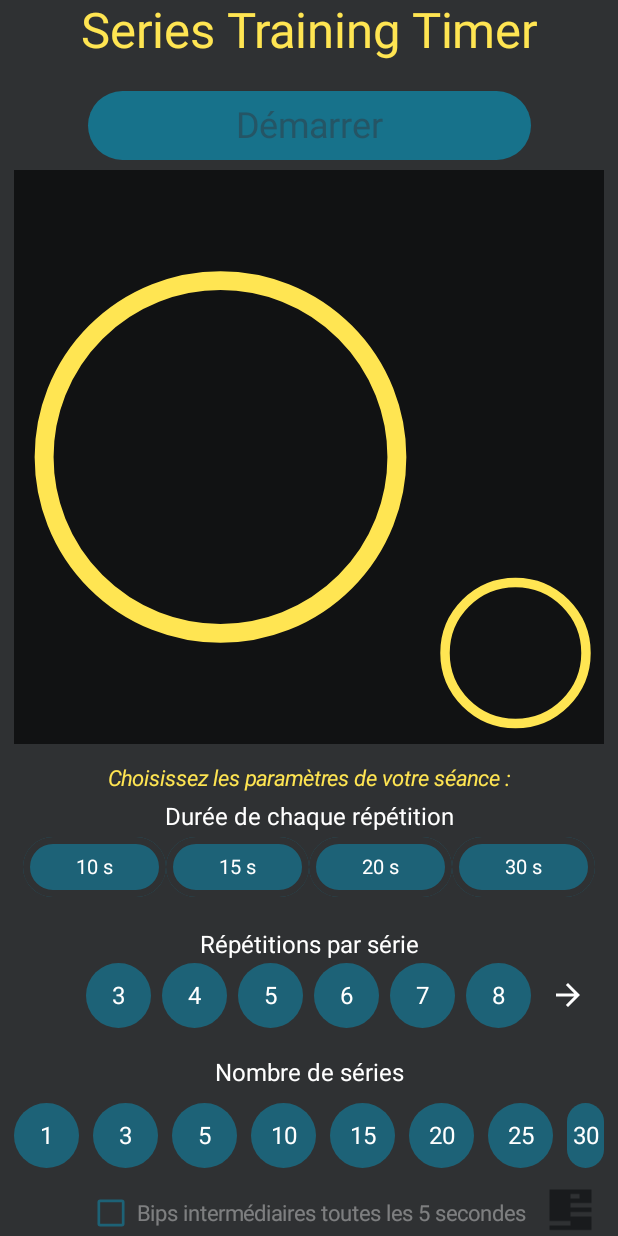
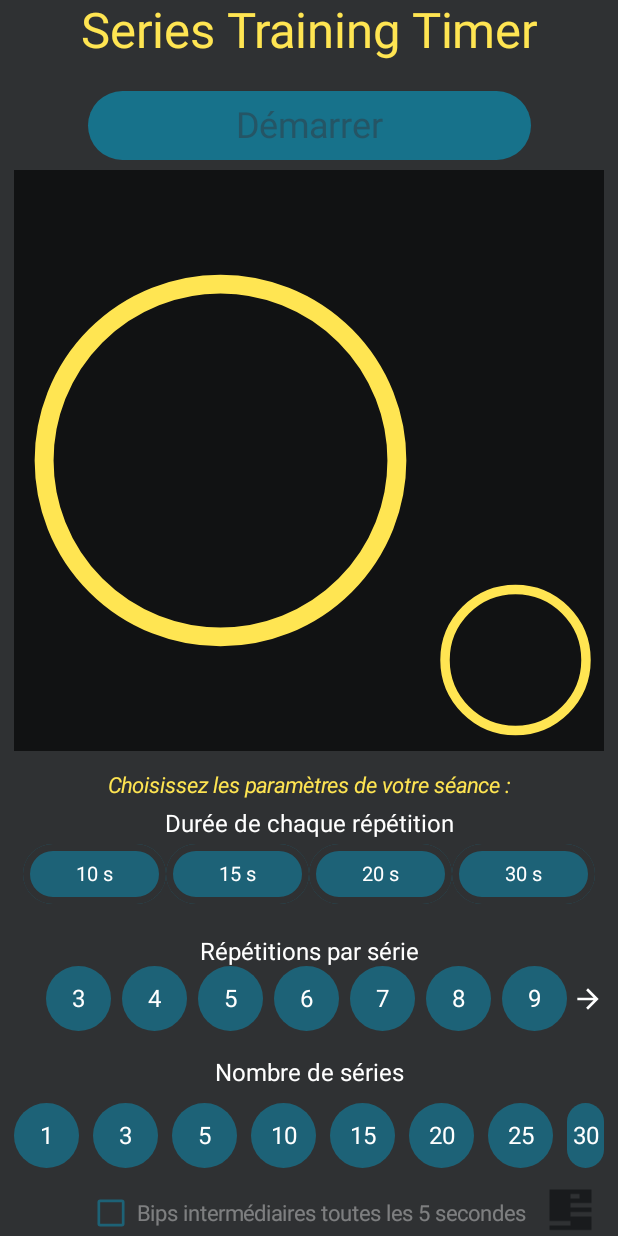
Before and after one commit to schmouk/ArcheryTrainingTimer, an Android app built with Jetpack Compose: the screen it shows after launch (MainActivity), on a phone screen of 412 x 824 dp. Run offline under Robolectric (Android 15) with nearby library versions, the phone set to English and light mode, and no system bars.

Commit message:
fix too-wide repetitions list missing arrow #109
Completed. Tested on 4 devices.

```diff
--- a/ArcheryTrainingTimer/app/src/main/java/com/github/schmouk/archerytrainingtimer/MainActivity.kt
+++ b/ArcheryTrainingTimer/app/src/main/java/com/github/schmouk/archerytrainingtimer/MainActivity.kt
@@ -523,6 +523,16 @@
             ) {
                 val coroutineScope = rememberCoroutineScope()
 
+                // Standard IconButton size (Material guidelines suggest 48.dp touch target)
+                val arrowButtonSizeDp = deviceScaling(24).dp
+
+                /*
+                // Use the density to convert Dp to Px
+                val arrowButtonSizeInPx = with(LocalDensity.current) {
+                    arrowButtonSizeDp.toPx()
+                }
+                */
+
                 // Derived states to determine if arrows should be shown
                 // canScrollBackward is true if the first item is not fully visible at the start
                 val canScrollBackward by remember {
@@ -541,15 +551,12 @@
                             // If the last visible item's index is less than the total number of items - 1
                             // OR if the last visible item is not fully occupying the viewport width at its end
                             val viewportWidth = repetitionsListState.layoutInfo.viewportSize.width
-                            lastVisibleItem.index < repetitionRange.size - 1 || lastVisibleItem.offset + lastVisibleItem.size < repetitionsListState.layoutInfo.viewportSize.width
+                            lastVisibleItem.index < repetitionRange.size - 1 || lastVisibleItem.offset + lastVisibleItem.size > viewportWidth
                         } else {
                             repetitionRange.isNotEmpty() // True if there are items but no layout info yet (initial state before first scroll/layout)
                         }
                     }
                 }
-
-                // Standard IconButton size (Material guidelines suggest 48.dp touch target)
-                val arrowButtonSize = 48.dp
 
                 Row(
                     verticalAlignment = Alignment.CenterVertically,
@@ -558,7 +565,7 @@
                     // --- Left Arrow ---
                     Box(
                         modifier = Modifier
-                            .size(arrowButtonSize), // Occupy space whether visible or not to help layout
+                            .size(arrowButtonSizeDp), // Occupy space whether visible or not to help layout
                         contentAlignment = Alignment.Center // Center the AnimatedVisibility content within the Box
                     ) {
                         androidx.compose.animation.AnimatedVisibility(
@@ -655,7 +662,7 @@
                     // --- Right Arrow ---
                     Box(
                         modifier = Modifier
-                            .size(arrowButtonSize), // Occupy space whether visible or not
+                            .size(arrowButtonSizeDp), // Occupy space whether visible or not
                         contentAlignment = Alignment.Center // Center the AnimatedVisibility content
                     ) {
                         androidx.compose.animation.AnimatedVisibility(
@@ -1094,7 +1101,7 @@
                                 val arcTopLeftY = canvasCenterY - arcDiameter / 2f
 
                                 val progressStrokeWidth =
-                                    (0.72 * mainTimerStrokeWidth.value).dp.toPx()
+                                    (0.72f * mainTimerStrokeWidth.value).dp.toPx()
 
                                 drawArc(
                                     color = if (isDimmedState) DimmedProgressBorderColor else ProgressBorderColor,
```
